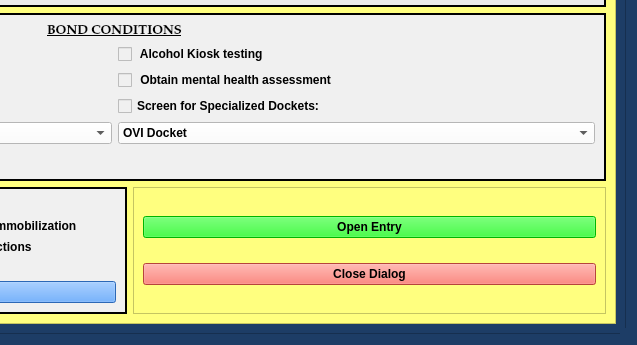
The window that munientry/views/ui/NotGuiltyBondDialog.ui (HunterProgram22/MuniEntry) describes before a commit, drawn with Qt 5; both pictures show x 408 to 1045 and y 446 to 791 of the 1045 by 791 pixel window.
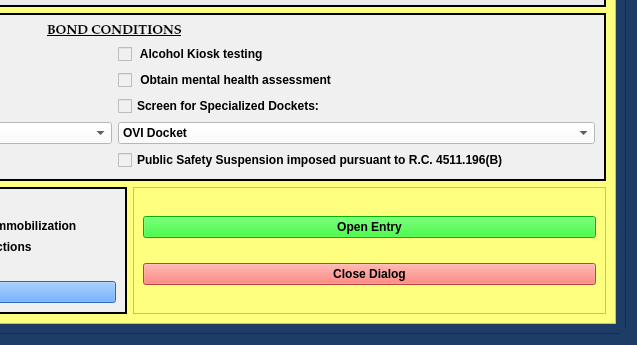
The same window after the commit. Custom widgets are drawn as their Qt base class.

Commit message: Added public safety suspension to 3 bond dialogs and templates.

Diff of the .ui file:
```diff
--- a/munientry/views/ui/NotGuiltyBondDialog.ui
+++ b/munientry/views/ui/NotGuiltyBondDialog.ui
@@ -177,7 +177,7 @@
           <rect>
            <x>0</x>
            <y>0</y>
-           <width>988</width>
+           <width>984</width>
            <height>792</height>
           </rect>
          </property>
@@ -982,6 +982,13 @@
                </property>
               </widget>
              </item>
+             <item row="8" column="1">
+              <widget class="ConditionCheckbox" name="public_safety_suspension_checkBox">
+               <property name="text">
+                <string>Public Safety Suspension imposed pursuant to R.C. 4511.196(B)</string>
+               </property>
+              </widget>
+             </item>
             </layout>
            </widget>
           </item>
@@ -1010,6 +1017,11 @@
    <extends>QComboBox</extends>
    <header>.custom_widgets</header>
   </customwidget>
+  <customwidget>
+   <class>ConditionCheckbox</class>
+   <extends>QCheckBox</extends>
+   <header>.custom_widgets</header>
+  </customwidget>
  </customwidgets>
  <tabstops>
   <tabstop>defendant_first_name_lineEdit</tabstop>
```
Left out of the diff: 26 changed lines with no effect on the pictures. The commit also changes 13 other files.
